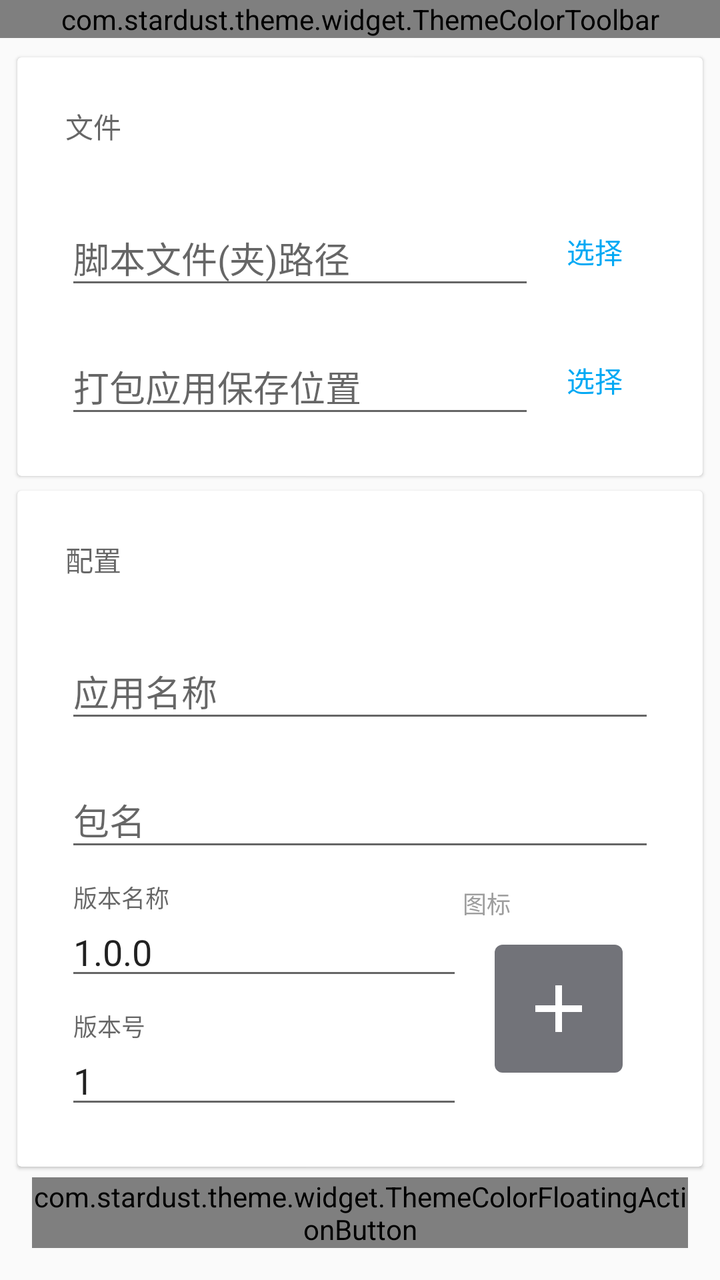
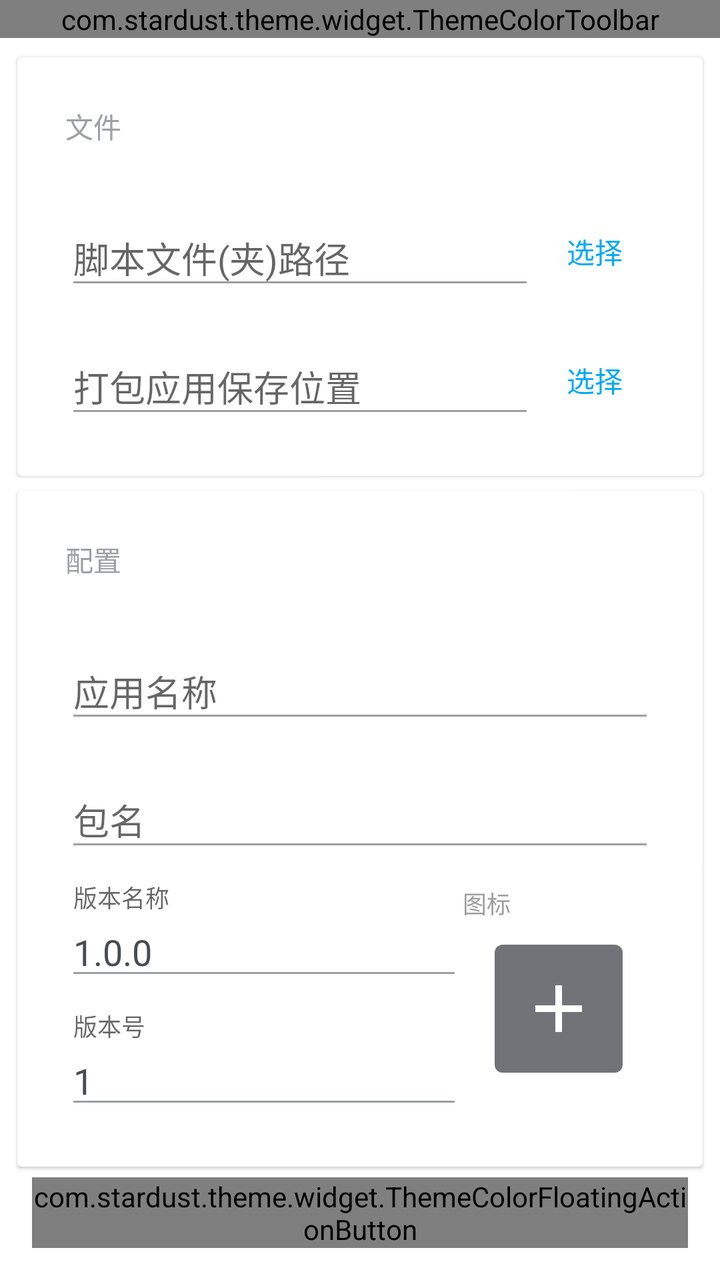

The first picture is an Android layout as it rendered before a commit; the second is the same layout after the commit. The layout source and the unified diff follow.
<!-- AndroidManifest.xml: application theme AppTheme -->
<!-- res/layout/activity_build.xml -->
<?xml version="1.0" encoding="utf-8"?>
<LinearLayout xmlns:android="http://schemas.android.com/apk/res/android"
              xmlns:app="http://schemas.android.com/apk/res-auto"
              android:layout_width="match_parent"
              android:layout_height="match_parent"
              android:orientation="vertical">

    <android.support.design.widget.AppBarLayout
        android:layout_width="match_parent"
        android:layout_height="wrap_content"
        android:theme="@style/AppTheme.AppBarOverlay">

        <com.stardust.theme.widget.ThemeColorToolbar
            android:id="@+id/toolbar"
            android:layout_width="match_parent"
            android:layout_height="wrap_content"/>

    </android.support.design.widget.AppBarLayout>


    <FrameLayout
        android:layout_width="match_parent"
        android:layout_height="match_parent"
        android:paddingTop="6dp">

        <ScrollView
            android:layout_width="match_parent"
            android:layout_height="match_parent">

            <LinearLayout
                android:layout_width="match_parent"
                android:layout_height="wrap_content"
                android:orientation="vertical">

                <android.support.v7.widget.CardView
                    android:layout_width="match_parent"
                    android:layout_height="wrap_content"
                    android:layout_marginLeft="6dp"
                    android:layout_marginRight="6dp"
                    app:cardBackgroundColor="@android:color/white"
                    app:cardCornerRadius="2dp"
                    app:cardElevation="1dp"
                    app:cardUseCompatPadding="true">

                    <LinearLayout
                        android:layout_width="match_parent"
                        android:layout_height="wrap_content"
                        android:orientation="vertical"
                        android:padding="24dp">

                        <TextView
                            android:layout_width="wrap_content"
                            android:layout_height="wrap_content"
                            android:layout_marginBottom="24dp"
                            android:text="@string/text_file"
                            android:textAppearance="@style/TextAppearance.AppCompat.Body2"
                            android:textColor="?android:textColorSecondary"/>

                        <LinearLayout
                            android:id="@+id/source_path_container"
                            android:layout_width="match_parent"
                            android:layout_height="wrap_content"
                            android:orientation="horizontal">

                            <android.support.design.widget.TextInputLayout
                                android:layout_width="0dp"
                                android:layout_height="wrap_content"
                                android:layout_weight="1">

                                <android.support.design.widget.TextInputEditText
                                    android:id="@+id/source_path"
                                    android:layout_width="match_parent"
                                    android:layout_height="wrap_content"
                                    android:hint="@string/text_source_file_path"/>

                            </android.support.design.widget.TextInputLayout>

                            <android.support.v7.widget.AppCompatButton
                                android:id="@+id/select_source"
                                style="@style/Base.Widget.AppCompat.Button.Borderless.Colored"
                                android:layout_width="60dp"
                                android:layout_height="wrap_content"
                                android:layout_gravity="bottom"
                                android:text="@string/text_select"/>
                        </LinearLayout>


                        <LinearLayout
                            android:layout_width="match_parent"
                            android:layout_height="wrap_content"
                            android:layout_marginTop="12dp"
                            android:orientation="horizontal">

                            <android.support.design.widget.TextInputLayout
                                android:layout_width="0dp"
                                android:layout_height="wrap_content"
                                android:layout_weight="1">

                                <android.support.design.widget.TextInputEditText
                                    android:id="@+id/output_path"
                                    android:layout_width="match_parent"
                                    android:layout_height="wrap_content"
                                    android:hint="@string/text_output_apk_path"/>

                            </android.support.design.widget.TextInputLayout>

                            <android.support.v7.widget.AppCompatButton
                                android:id="@+id/select_output"
                                style="@style/Base.Widget.AppCompat.Button.Borderless.Colored"
                                android:layout_width="60dp"
                                android:layout_height="wrap_content"
                                android:layout_gravity="bottom"
                                android:text="@string/text_select"/>
                        </LinearLayout>
                    </LinearLayout>

                </android.support.v7.widget.CardView>

                <android.support.v7.widget.CardView
                    android:id="@+id/app_config"
                    android:layout_width="match_parent"
                    android:layout_height="wrap_content"
                    android:layout_marginLeft="6dp"
                    android:layout_marginRight="6dp"
                    app:cardCornerRadius="2dp"
                    app:cardElevation="1dp"
                    app:cardUseCompatPadding="true">

                    <LinearLayout
                        android:layout_width="match_parent"
                        android:layout_height="wrap_content"
                        android:orientation="vertical"
                        android:padding="24dp">

                        <TextView
                            android:layout_width="wrap_content"
                            android:layout_height="wrap_content"
                            android:layout_marginBottom="24dp"
                            android:text="@string/text_config"
                            android:textAppearance="@style/TextAppearance.AppCompat.Body2"
                            android:textColor="?android:textColorSecondary"/>

                        <android.support.design.widget.TextInputLayout
                            android:layout_width="match_parent"
                            android:layout_height="wrap_content">

                            <android.support.design.widget.TextInputEditText
                                android:id="@+id/app_name"
                                android:layout_width="match_parent"
                                android:layout_height="wrap_content"
                                android:hint="@string/text_app_name"/>
                        </android.support.design.widget.TextInputLayout>

                        <android.support.design.widget.TextInputLayout
                            android:layout_width="match_parent"
                            android:layout_height="wrap_content"
                            android:layout_marginTop="12dp">

                            <android.support.design.widget.TextInputEditText
                                android:id="@+id/package_name"
                                android:layout_width="match_parent"
                                android:layout_height="wrap_content"
                                android:digits="abcdefghijklmnopqrstuvwxyzABCDEFGHIJKLMNOPQRSTUVWXYZ1234567890_."
                                android:hint="@string/text_package_name"/>
                        </android.support.design.widget.TextInputLayout>

                        <LinearLayout
                            android:layout_width="match_parent"
                            android:layout_height="wrap_content"
                            android:orientation="horizontal">

                            <LinearLayout
                                android:layout_width="0dp"
                                android:layout_height="wrap_content"
                                android:layout_weight="1"
                                android:orientation="vertical">

                                <android.support.design.widget.TextInputLayout
                                    android:layout_width="match_parent"
                                    android:layout_height="wrap_content"
                                    android:layout_marginTop="12dp">

                                    <android.support.design.widget.TextInputEditText
                                        android:id="@+id/version_name"
                                        android:layout_width="match_parent"
                                        android:layout_height="wrap_content"
                                        android:hint="@string/text_version_name"
                                        android:text="1.0.0"/>
                                </android.support.design.widget.TextInputLayout>

                                <android.support.design.widget.TextInputLayout
                                    android:layout_width="match_parent"
                                    android:layout_height="wrap_content"
                                    android:layout_marginTop="12dp">

                                    <android.support.design.widget.TextInputEditText
                                        android:id="@+id/version_code"
                                        android:layout_width="match_parent"
                                        android:layout_height="wrap_content"
                                        android:hint="@string/text_version_code"
                                        android:inputType="number"
                                        android:text="1"/>
                                </android.support.design.widget.TextInputLayout>
                            </LinearLayout>

                            <LinearLayout
                                android:layout_width="wrap_content"
                                android:layout_height="match_parent"
                                android:orientation="vertical">

                                <TextView
                                    android:layout_width="match_parent"
                                    android:layout_height="wrap_content"
                                    android:layout_marginBottom="12dp"
                                    android:layout_marginTop="12dp"
                                    android:text="@string/text_icon"
                                    android:textColor="#9e9e9e"
                                    android:textSize="12sp"/>

                                <ImageView
                                    android:id="@+id/icon"
                                    android:layout_width="64dp"
                                    android:layout_height="64dp"
                                    android:layout_gravity="center"
                                    android:layout_marginLeft="16dp"
                                    android:layout_marginRight="16dp"
                                    android:background="@drawable/shortcut_create_dialog_icon_bg"
                                    android:padding="12dp"
                                    android:src="@drawable/ic_add_white_48dp"/>
                            </LinearLayout>

                        </LinearLayout>


                    </LinearLayout>

                </android.support.v7.widget.CardView>
            </LinearLayout>
        </ScrollView>

        <com.stardust.theme.widget.ThemeColorFloatingActionButton
            android:id="@+id/fab"
            android:layout_width="wrap_content"
            android:layout_height="wrap_content"
            android:layout_gravity="end|right|bottom"
            android:layout_margin="16dp"
            android:src="@drawable/ic_done_white_48dp"/>
    </FrameLayout>


</LinearLayout>
<!-- resources referenced by this layout -->
<resources>
  <!-- drawable ic_add_white_48dp: png bitmap (drawable, 116 bytes) -->
  <!-- drawable ic_done_white_48dp: png bitmap (drawable-hdpi, 255 bytes) -->
  <!-- drawable shortcut_create_dialog_icon_bg (drawable) -->
  <?xml version="1.0" encoding="utf-8"?>
  <shape xmlns:android="http://schemas.android.com/apk/res/android">
  
      <corners android:radius="4dp"/>
  
      <solid android:color="#727379"/>
  
  </shape>
  <string name="text_app_name">应用名称</string>
  <string name="text_config">配置</string>
  <string name="text_file">文件</string>
  <string name="text_icon">图标</string>
  <string name="text_output_apk_path">打包应用保存位置</string>
  <string name="text_package_name">包名</string>
  <string name="text_select">选择</string>
  <string name="text_source_file_path">脚本文件(夹)路径</string>
  <string name="text_version_code">版本号</string>
  <string name="text_version_name">版本名称</string>
  <style name="AppTheme.AppBarOverlay" parent="ThemeOverlay.AppCompat.Dark.ActionBar" />
  <style name="AppTheme" parent="Theme.AppCompat.Light.NoActionBar">
          <item name="colorPrimary">@color/colorPrimary</item>
          <item name="colorPrimaryDark">@color/colorPrimaryDark</item>
          <item name="colorAccent">@color/colorAccent</item>
  
      </style>
  <color name="colorPrimary">#009688</color>
  <color name="colorPrimaryDark">#009688</color>
  <color name="colorAccent">#03a9f4</color>
</resources>

<!-- the commit's change to res/layout/activity_build.xml (unified diff, before → after) -->
@@ -12,6 +12,7 @@
 
         <com.stardust.theme.widget.ThemeColorToolbar
             android:id="@+id/toolbar"
+            android:theme="@style/ToolBarStyle"
             android:layout_width="match_parent"
             android:layout_height="wrap_content"/>
 
@@ -37,7 +38,6 @@
                     android:layout_height="wrap_content"
                     android:layout_marginLeft="6dp"
                     android:layout_marginRight="6dp"
-                    app:cardBackgroundColor="@android:color/white"
                     app:cardCornerRadius="2dp"
                     app:cardElevation="1dp"
                     app:cardUseCompatPadding="true">
<!-- resource entries referenced after the edit -->
@@ -22,14 +22,35 @@
   <string name="text_version_code">版本号</string>
   <string name="text_version_name">版本名称</string>
   <style name="AppTheme.AppBarOverlay" parent="ThemeOverlay.AppCompat.Dark.ActionBar" />
-  <style name="AppTheme" parent="Theme.AppCompat.Light.NoActionBar">
+  <style name="ToolBarStyle" parent="ThemeOverlay.AppCompat.ActionBar">
+          <item name="android:textColorPrimary">@color/toolbar</item>
+          <item name="android:textColorSecondary">@color/toolbar</item>
+          <item name="actionMenuTextColor">@color/toolbar</item>
+      </style>
+  <style name="AppTheme" parent="Theme.AppCompat.DayNight.NoActionBar">
           <item name="colorPrimary">@color/colorPrimary</item>
           <item name="colorPrimaryDark">@color/colorPrimaryDark</item>
           <item name="colorAccent">@color/colorAccent</item>
-  
+          <item name="android:textColorPrimary">@color/text_color_secondary</item>
+          <item name="android:textColorSecondary">@color/text_color_thirdly</item>
+          <item name="android:windowBackground">@color/window_background</item>
+          <item name="android:itemBackground">@color/item_background</item>
+          <item name="itemBackgroundDark">@color/item_background_dark</item>
+          <item name="android:divider">@color/divider</item>
+          <item name="drawer_item_text_color">@color/drawer_menu_item_text_color</item>
+          <item name="drawer_group_text_color">@color/drawer_menu_group_text_color</item>
       </style>
+  <color name="toolbar">@android:color/white</color>
   <color name="colorPrimary">#009688</color>
   <color name="colorPrimaryDark">#009688</color>
   <color name="colorAccent">#03a9f4</color>
+  <color name="text_color_secondary">#484C4F</color>
+  <color name="text_color_thirdly">#9DA0A2</color>
+  <color name="window_background">#FFFFFF</color>
+  <color name="item_background">#FFFFFF</color>
+  <color name="item_background_dark">#FFFFFF</color>
+  <color name="divider">#f2f3f5</color>
+  <color name="drawer_menu_item_text_color">#484C4F</color>
+  <color name="drawer_menu_group_text_color">#999999</color>
 </resources>
 
